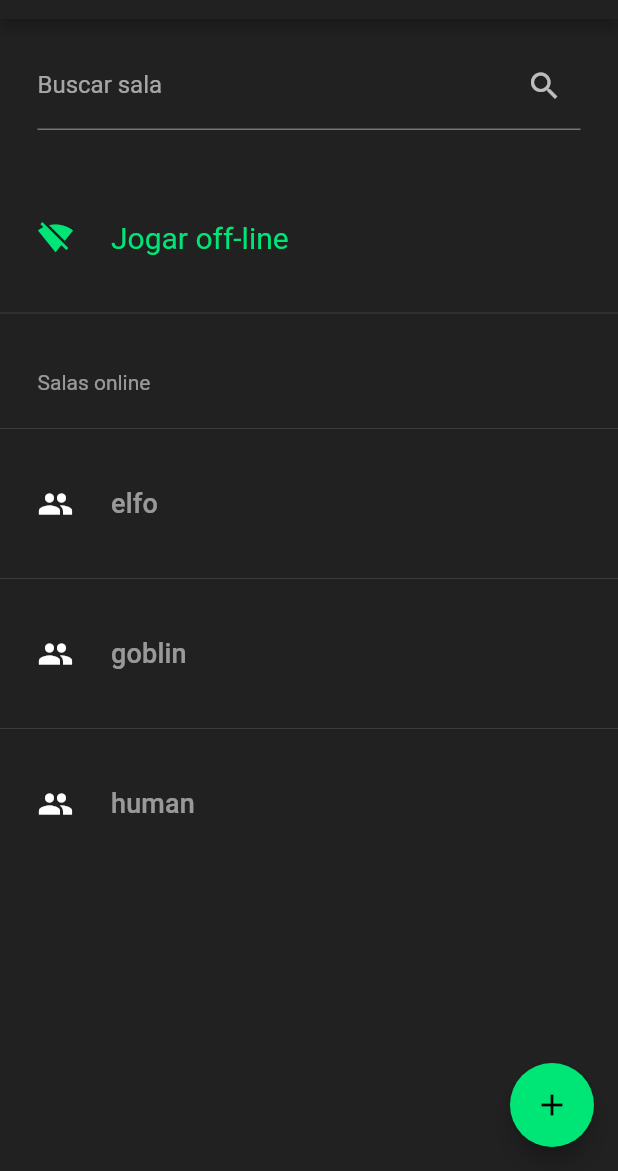
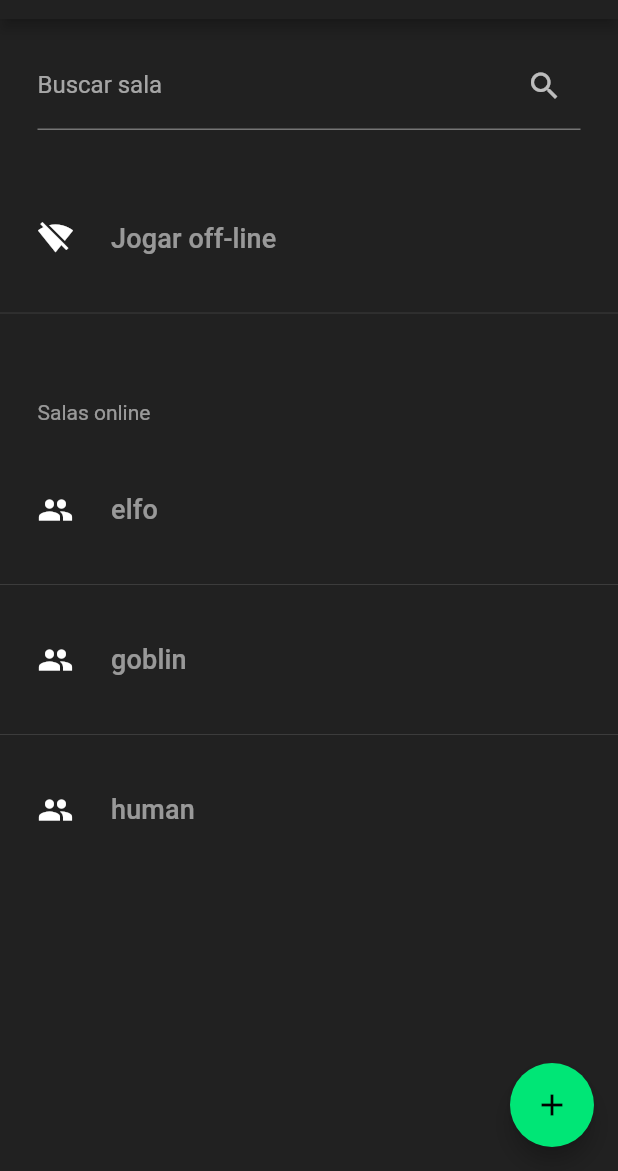
Before and after one commit to MayaraFreitas/munchkin, a Flutter app: the screen it shows after launch, on a phone screen of 412 x 824 dp, the part 65-1236 px from its top. Run offline on Flutter 3.47's test engine with Material 2 defaults, Android fonts, the phone set to English and light mode, and no system bars; Roboto replaces fonts that are missing (Hind).

Commit message:
ajuste  textos e fontes

```diff
--- a/lib/main.dart
+++ b/lib/main.dart
@@ -23,6 +23,7 @@ class MyApp extends StatelessWidget {
           headline: TextStyle(fontSize: 36.0, fontWeight: FontWeight.bold),
           title: TextStyle(fontSize: 24.0, fontWeight: FontWeight.w500, color: Colors.white70),
           subtitle: TextStyle(fontSize: 18.0, fontWeight: FontWeight.w500, color: Colors.white54),
+          body2: TextStyle(fontSize: 16.0, fontWeight: FontWeight.w400, color: Colors.greenAccent[400]),
           body1: TextStyle(fontSize: 14.0, fontFamily: 'Hind', color: Colors.white54),
         ),
       ),
--- a/lib/views/home_page.dart
+++ b/lib/views/home_page.dart
@@ -78,11 +78,10 @@ class _HomePageState extends State<HomePage> {
       Divider(),
       Row(children: <Widget>[
         Padding(
-          padding: EdgeInsets.only(right: 25, left:25, top: 30, bottom: 15),
+          padding: EdgeInsets.only(left:25, top: 50, bottom: 15),
           child: Text('Salas online', style: Theme.of(context).textTheme.body1),
         )
       ]),
-      Divider(),
       Expanded(flex: 1, child: _buildBodyRoom(),),
     ],);
   }
@@ -133,12 +132,9 @@ class _HomePageState extends State<HomePage> {
           children: <Widget>[
             Padding(
               padding: EdgeInsets.only(right: 25, left:25, top: 30, bottom: 30),
-              child: Icon(Icons.signal_wifi_off, color: Colors.greenAccent[400]),
+              child: Icon(Icons.signal_wifi_off),
             ),
-            Text("Jogar off-line", style: TextStyle(fontSize: 20, color: Colors.greenAccent[400])),
-            Padding(padding: EdgeInsets.only(bottom: 30),
-            child: Divider(),
-            ),
+            Text("Jogar off-line", style: Theme.of(context).textTheme.subtitle),
           ],
         )
       ),
```
Also changed, not shown: 1 other file.
